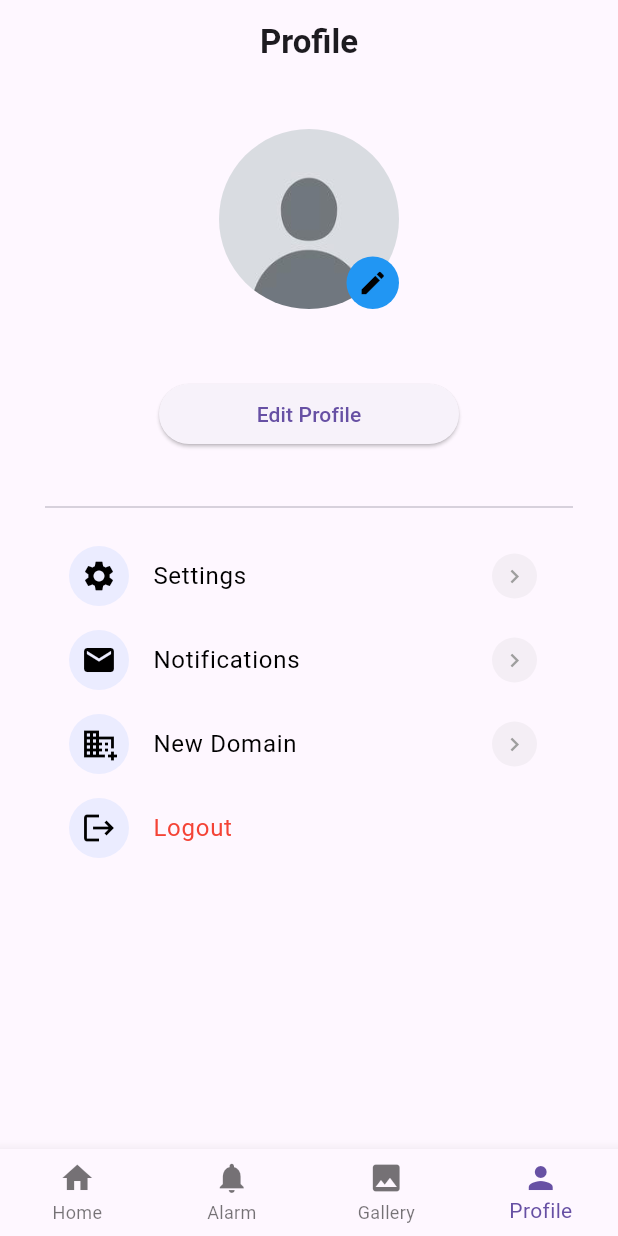
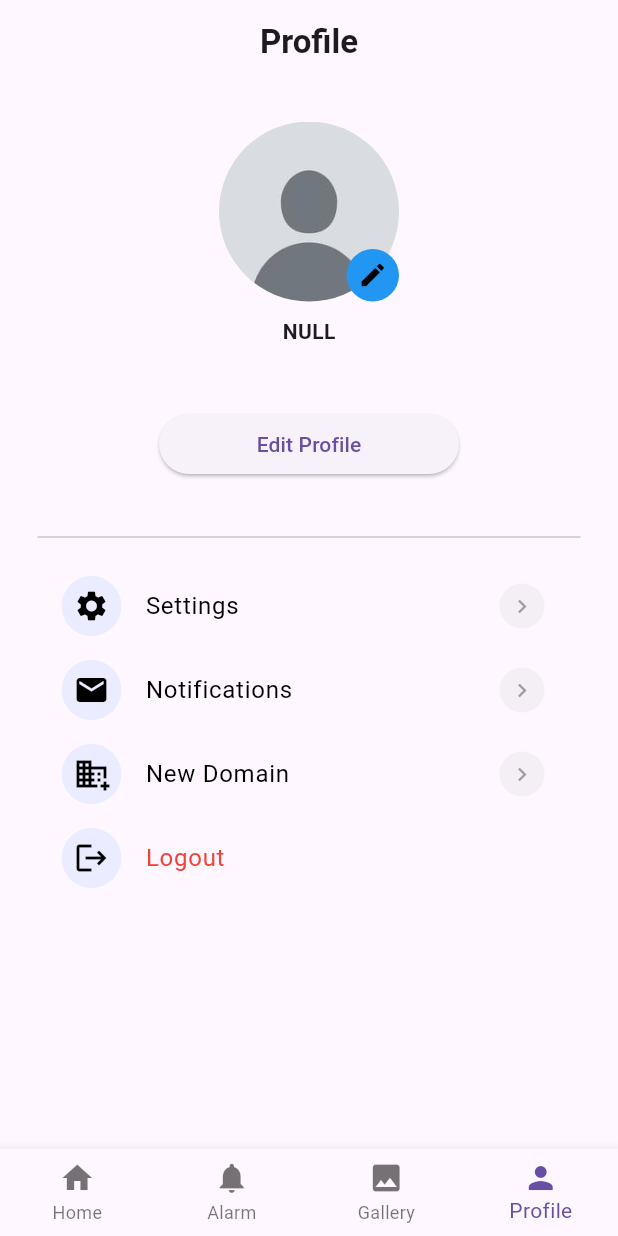
Before and after one commit to NeelDB/omni_guardian, a Flutter app: the screen it shows once a user with an empty profile is signed in, item 4 of the bottom bar chosen, on a phone screen of 412 x 824 dp. Run offline on Flutter 3.47's test engine with Material 3 defaults, Android fonts, the phone set to English and light mode, and no system bars; our stand-ins replace firebase_auth, firebase_core, flutter_bluetooth_serial, google_sign_in, permission_handler, shared_preferences and 2 more; missing offline and left inert: network_info_plus, shelf_router; accounts and stored records are empty; network calls fail; statements that could not run were skipped.

Commit message:
Domain name bug fixed and added again user name on profile

```diff
--- a/lib/pages/profile/profile.dart
+++ b/lib/pages/profile/profile.dart
@@ -7,7 +7,14 @@ import 'package:omni_guardian/services/auth_service.dart';
 import 'package:omni_guardian/storage/storage.dart';
 import 'components/profile_menu_widgets.dart';
 
-class Profile extends StatelessWidget {
+class Profile extends StatefulWidget {
+
+  @override
+  State<Profile> createState() => _ProfileState();
+}
+
+class _ProfileState extends State<Profile> {
+  String name = "NULL";
 
   // sign user out method
   Future<void> signUserOut() async {
@@ -15,6 +22,13 @@ class Profile extends StatelessWidget {
     await GoogleSignIn().signOut();
   }
 
+  Future<void> getName() async {
+    Map<String, dynamic> user = await Storage.getUser();
+
+    setState(() {
+      name = user['firstname'] + " " + user['lastname'];
+    });
+  }
 
   @override
   Widget build(BuildContext context) {
@@ -23,7 +37,7 @@ class Profile extends StatelessWidget {
 
       body: SingleChildScrollView(
         child: Container(
-          padding: const EdgeInsets.all(30),
+          padding: const EdgeInsets.all(25),
           child: Column(
             children: [
               Stack(
@@ -57,9 +71,18 @@ class Profile extends StatelessWidget {
               ),
               const SizedBox(height: 10),
 
+              FutureBuilder<void>(
+                future: getName(),
+                builder: (context, snapshot) {
+                  return Text(name, style: const TextStyle(fontWeight: FontWeight.bold));
+                },
+              ),
+
+              const SizedBox(height: 10),
+
               Text(AuthService(context).getUserEmail() ?? 'Teste'),
 
-              const SizedBox(height: 15),
+              const SizedBox(height: 10),
 
               SizedBox(
                 width: 200,
--- a/lib/rest/requests.dart
+++ b/lib/rest/requests.dart
@@ -14,16 +14,16 @@ class Requests {
   //static const String _cameraHost = '192.168.1.147';
 
   // Home Server and Camera - Neel
-  //static const String _serverHost = '192.168.1.5';
-  //static const String _cameraHost = '192.168.1.147';
+  static const String _serverHost = '172.29.80.1';
+  static const String _cameraHost = '192.168.1.147';
 
   // Remote Server and Camera - Bessa
   //static const String _serverHost = '192.168.113.237';
   //static const String _cameraHost = '192.168.113.196';
 
   // Remote Server and Camera - Neel
-  static const String _serverHost = '172.29.80.1';
-  static const String _cameraHost = '192.168.105.196';
+  //static const String _serverHost = '172.29.80.1';
+  //static const String _cameraHost = '192.168.105.196';
 
   static const int _serverPort = 8080;
   static const int _cameraPort = 80;
```
Also changed, not shown: lib/pages/home/home.dart (+8 -11 lines).
